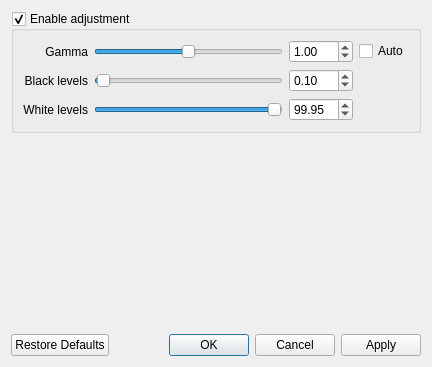
The window that client/src/ui/dialogs/adjust_video_dialog.ui (networkoptix/nx_open) describes before a commit, drawn with Qt 5.
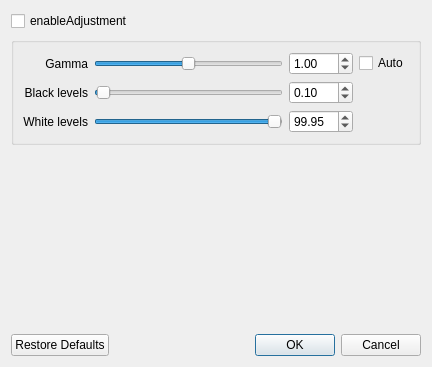
The same window after the commit. Custom widgets are drawn as their Qt base class.

Commit message:
adjust video dialog
<==== Mercurial data ====>
Branch: master

```diff
--- a/client/src/ui/dialogs/adjust_video_dialog.ui
+++ b/client/src/ui/dialogs/adjust_video_dialog.ui
@@ -18,12 +18,22 @@
   </property>
   <layout class="QVBoxLayout" name="verticalLayout">
    <item>
-    <widget class="QGroupBox" name="enableAdjustment">
+    <widget class="QCheckBox" name="enableAdjustment">
+     <property name="text">
+      <string>enableAdjustment</string>
+     </property>
+    </widget>
+   </item>
+   <item>
+    <widget class="QGroupBox" name="groupBox">
      <property name="title">
-      <string>Enable adjustment</string>
+      <string/>
+     </property>
+     <property name="flat">
+      <bool>false</bool>
      </property>
      <property name="checkable">
-      <bool>true</bool>
+      <bool>false</bool>
      </property>
      <layout class="QGridLayout" name="gridLayout">
       <item row="0" column="0">
@@ -187,7 +197,7 @@
       <enum>Qt::Horizontal</enum>
      </property>
      <property name="standardButtons">
-      <set>QDialogButtonBox::Apply|QDialogButtonBox::Cancel|QDialogButtonBox::Ok|QDialogButtonBox::RestoreDefaults</set>
+      <set>QDialogButtonBox::Cancel|QDialogButtonBox::Ok|QDialogButtonBox::RestoreDefaults</set>
      </property>
      <property name="centerButtons">
       <bool>false</bool>
```
The commit also changes 2 other files.
